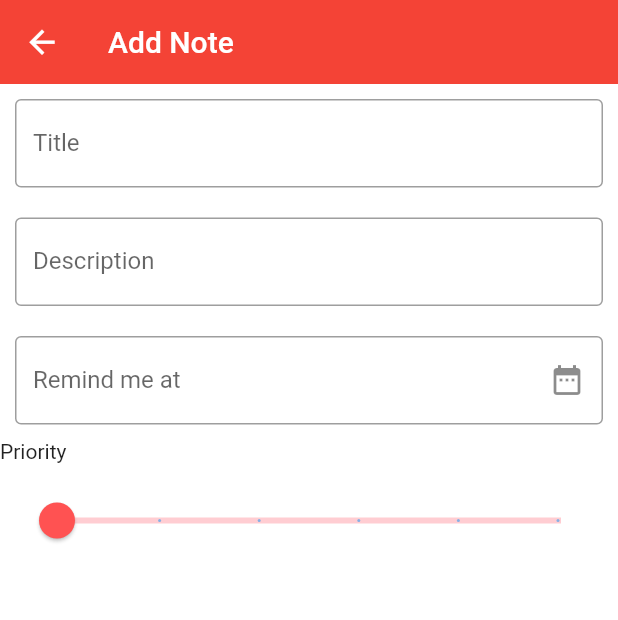
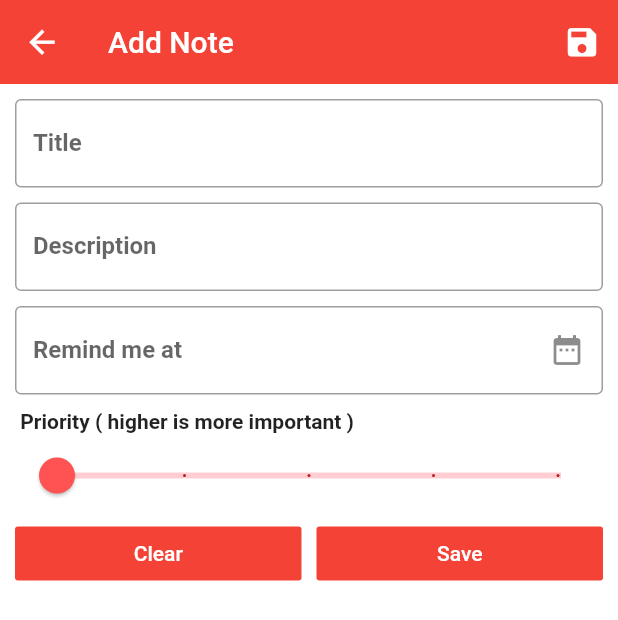
Before and after one commit to JosephJasin/todo, a Flutter app: the HomePage screen opened directly, after a tap on the "add" icon, on a phone screen of 412 x 824 dp. Shown: the top 620 px of the screen. Run offline on Flutter 3.47's test engine with Material 2 defaults, Android fonts, the phone set to English and light mode, and no system bars; our stand-ins replace sqflite; accounts and stored records are empty.

Commit message:
EditNotePage is 90% completd

```diff
--- a/lib/routes/editNotePage.dart
+++ b/lib/routes/editNotePage.dart
@@ -1,46 +1,91 @@
+import 'package:NotesAndGoals/widgets/customSlider.dart';
 import 'package:flutter/material.dart';
 
+import 'package:NotesAndGoals/tools/appDatabase.dart';
 import 'package:NotesAndGoals/tools/note.dart';
 
+///[EditNotePage] will be displayed when:
+///The [FloatingActionButton] button in [HomePage] is clicked (Add a new Note to the [AppDatabase]).
+///any [NoteWidget] is clicked (Edit a Note in the [AppDatabase]).
 class EditNotePage extends StatelessWidget {
+  ///[appBarTitle] = 'Add Note' if [Note] is [null]
+  ///otherwise = 'Edit Note'.
   final String appBarTitle;
-  double priority = 1;
-  final dateController = TextEditingController();
 
-  EditNotePage({Key key, Note note})
+  final Note _note = Note();
+
+  final TextEditingController titleController,
+      descriptionController,
+      reminderController;
+
+  ///[scaffold] key is used to display a [SnackBar] in [HomePage]
+  ///when the note is saved only.
+  final GlobalKey<ScaffoldState> scaffold;
+
+  EditNotePage({Key key, Note note, this.scaffold})
       : appBarTitle = note == null ? 'Add Note' : 'Edit Note',
+        titleController = TextEditingController(text: note?.title),
+        descriptionController = TextEditingController(text: note?.description),
+        reminderController = TextEditingController(text: note?.reminder),
         super(key: key);
+
+  Future<void> saveNote(BuildContext context) async {
+    _note
+      ..title = titleController.text
+      ..description = descriptionController.text
+      ..reminder = reminderController.text;
+
+    if (appBarTitle == 'Add Note')
+      await AppDatabase.insertRow('notes', _note.toRow());
+    else
+      await AppDatabase.updateRow('notes', _note.toRow());
+
+    Navigator.pop(context);
+
+    scaffold?.currentState?.showSnackBar(
+      SnackBar(
+        content: Text('Saved'),
+      ),
+    );
+  }
 
   @override
   Widget build(BuildContext context) {
     return Scaffold(
       appBar: AppBar(
         title: Text(appBarTitle),
+        actions: <Widget>[
+          IconButton(
+            icon: Icon(Icons.save),
+            onPressed: () => saveNote(context),
+          ),
+        ],
       ),
       body: ListView(
+        padding: EdgeInsets.all(10),
         children: <Widget>[
-          Padding(
-            padding: EdgeInsets.all(10),
-            child: const TextField(
-              decoration: InputDecoration(labelText: 'Title'),
+          TextField(
+              controller: titleController,
+              decoration: InputDecoration(labelText: 'Title')),
+          const SizedBox(height: 10),
+          TextField(
+            controller: descriptionController,
+            decoration: InputDecoration(
+              labelText: 'Description',
             ),
+            keyboardType: TextInputType.multiline,
+            maxLines: null,
           ),
-          Padding(
-            padding: EdgeInsets.all(10),
-            child: const TextField(
-              decoration: InputDecoration(labelText: 'Description'),
-            ),
-          ),
-          Padding(
-            padding: EdgeInsets.all(10),
-            child: TextField(
-              controller: dateController,
+          const SizedBox(height: 10),
+          TextField(
+            controller: reminderController,
             decoration: InputDecoration(
               labelText: 'Remind me at',
               suffixIcon: IconButton(
                 icon: Icon(Icons.date_range),
                 onPressed: () async {
-                    DateTime lastDate = DateTime.tryParse(dateController.text);
+                  DateTime lastDate =
+                      DateTime.tryParse(reminderController.text);
 
                   DateTime date = await showDatePicker(
                     context: context,
@@ -61,33 +106,45 @@ class EditNotePage extends StatelessWidget {
                   } catch (_) {}
 
                   if (date != null)
-                      dateController.text =
+                    reminderController.text =
                         '${date.year}-${date.month < 10 ? 0 : ''}${date.month}-${date.day < 10 ? 0 : ''}${date.day} ${date.hour}:${date.minute}';
                 },
               ),
             ),
           ),
+          const SizedBox(height: 10),
+
+          //[_note] is passed to [CustomSlider] to provide the value of [_note.priority].
+          Text(' Priority ( higher is more important )'),
+          CustomSlider(_note),
+
+          //Clear & Save buttons.
+          Row(
+            children: <Widget>[
+              Expanded(
+                child: FlatButton(
+                  color: Theme.of(context).primaryColor,
+                  child: Text('Clear', style: TextStyle(color: Colors.white)),
+                  onPressed: () {
+                    titleController.text = '';
+                    descriptionController.text = '';
+                    reminderController.text = '';
+                  },
                 ),
-          Text('Priority'),
-          Padding(
-              padding: EdgeInsets.all(10),
-              child: StatefulBuilder(
-                builder: (context, setState) {
-                  return Slider(
-                    min: 1,
-                    max: 5,
-                    divisions: 5,
-
-                   // label: 'Priority',
-                    value: priority,
-                    onChanged: (value) {
-                      setState(() {
-                        priority = value;
-                      });
-                    },
-                  );
-                },
-              ))
+              ),
+              const SizedBox(width: 10),
+              Expanded(
+                child: FlatButton(
+                  color: Theme.of(context).primaryColor,
+                  child: Text(
+                    'Save',
+                    style: TextStyle(color: Colors.white),
+                  ),
+                  onPressed: () => saveNote(context),
+                ),
+              ),
+            ],
+          )
         ],
       ),
     );
--- a/lib/routes/homePage.dart
+++ b/lib/routes/homePage.dart
@@ -9,11 +9,14 @@ class HomePage extends StatefulWidget {
 }
 
 class _HomePageState extends State<HomePage> {
+  final _scaffold = GlobalKey<ScaffoldState>();
+
   @override
   Widget build(BuildContext context) {
     return DefaultTabController(
       length: 2,
       child: Scaffold(
+        key: _scaffold,
         appBar: PreferredSize(
           preferredSize: Size.fromHeight(70),
           child: AppBar(
@@ -44,15 +47,18 @@ class _HomePageState extends State<HomePage> {
         floatingActionButton: OpenContainer(
           closedShape: const CircleBorder(),
           //closedColor: Colors.red,
-          closedBuilder: (context, action) => const FloatingActionButton(
-            onPressed: null,
-            child: Icon(Icons.add),
-          ),
-          openBuilder: (context, action) => EditNotePage(),
+
+          closedBuilder: (context, action) {
+            return const FloatingActionButton(
+              onPressed: null,
+              child: Icon(Icons.add),
+            );
+          },
+          openBuilder: (context, action) => EditNotePage(scaffold: _scaffold,),
           transitionType: ContainerTransitionType.fade,
           transitionDuration: const Duration(milliseconds: 500),
         ),
-        floatingActionButtonLocation: FloatingActionButtonLocation.endDocked,
+        floatingActionButtonLocation: FloatingActionButtonLocation.endFloat,
       ),
     );
   }
--- a/lib/themes.dart
+++ b/lib/themes.dart
@@ -5,6 +5,10 @@ abstract class Themes {
     primaryColor: Colors.red,
     accentColor: Colors.red,
     cursorColor: Colors.red,
+    backgroundColor: Colors.white,
+    textTheme: TextTheme(
+      bodyText2: const TextStyle(fontWeight: FontWeight.bold),
+    ),
     iconTheme: const IconThemeData(color: Colors.white, size: 25),
     scaffoldBackgroundColor: Colors.white,
     appBarTheme: AppBarTheme(elevation: 0),
@@ -24,6 +28,7 @@ abstract class Themes {
       splashColor: Colors.white,
     ),
     inputDecorationTheme: InputDecorationTheme(
+      labelStyle: TextStyle(fontWeight: FontWeight.bold),
       enabledBorder: const OutlineInputBorder(
         borderSide: const BorderSide(color: Colors.grey),
       ),
@@ -32,14 +37,18 @@ abstract class Themes {
       ),
     ),
     sliderTheme: SliderThemeData(
+      showValueIndicator: ShowValueIndicator.onlyForDiscrete,
+      valueIndicatorColor: Colors.red[700],
       activeTrackColor: Colors.red[700],
       inactiveTrackColor: Colors.red[100],
-      trackShape: RectangularSliderTrackShape(),
+      trackShape: const RectangularSliderTrackShape(),
       trackHeight: 4.0,
       thumbColor: Colors.redAccent,
-      thumbShape: RoundSliderThumbShape(enabledThumbRadius: 12.0),
+      thumbShape: const RoundSliderThumbShape(enabledThumbRadius: 12.0),
       overlayColor: Colors.red.withAlpha(32),
-      overlayShape: RoundSliderOverlayShape(overlayRadius: 28.0),
+      overlayShape: const RoundSliderOverlayShape(overlayRadius: 28.0),
+      activeTickMarkColor: Colors.red[900],
+      inactiveTickMarkColor: Colors.red[900],
     ),
   );
 }
--- a/lib/tools/note.dart
+++ b/lib/tools/note.dart
@@ -1,14 +1,14 @@
 class Note {
   int id, priority;
-  String title, description, date, reminder ,hexcolor;
+  String title, description, date, reminder;
 
-  Note(
-      {this.priority = 1,
-      this.title = '',
-      this.description = '',
-      this.date = '',
-      this.reminder = '',
-      this.hexcolor = 'ffffff'});
+  Note({
+    this.priority = 1,
+    this.title = '',
+    this.description = '',
+    this.date = '',
+    this.reminder = '',
+  });
 
   Note.fromRow(Map<String, dynamic> row) {
     id = row['id'];
@@ -17,7 +17,6 @@ class Note {
     description = row['description'];
     date = row['date'];
     reminder = row['reminder'];
-    hexcolor = row['hexcolor'];
   }
 
   Map<String, dynamic> toRow() {
@@ -27,8 +26,7 @@ class Note {
       'title': title,
       'description': description,
       'date': date,
-      'reminder': reminder,
-      'hexcolor': hexcolor
+      'reminder': reminder
     };
   }
 }
--- /dev/null
+++ b/lib/widgets/customSlider.dart
@@ -0,0 +1,39 @@
+import 'package:flutter/material.dart';
+
+import 'package:NotesAndGoals/tools/note.dart';
+
+class CustomSlider extends StatefulWidget {
+  final Note note;
+
+  CustomSlider(this.note, {Key key})
+      : assert(note != null),
+        super(key: key);
+
+  @override
+  _CustomSliderState createState() => _CustomSliderState();
+}
+
+class _CustomSliderState extends State<CustomSlider> {
+  double _value;
+
+  @override
+  void initState() {
+    super.initState();
+    _value = widget.note.priority.toDouble() ?? 1;
+  }
+
+  @override
+  Widget build(BuildContext context) {
+    return Container(
+      child: Slider(
+        min: 1,
+        max: 5,
+        divisions: 4,
+        value: _value,
+        onChanged: (value) => setState(() => _value = value),
+        onChangeEnd: (value) => widget.note.priority = value.toInt(),
+        label: '$_value',
+      ),
+    );
+  }
+}
```
Also changed, not shown: lib/main.dart (+16 -6 lines), lib/tools/appDatabase.dart (+11 -8 lines), lib/tools/goal.dart (+5 -7 lines), lib/widgets/noteWidget.dart (deleted, +0 -15 lines), pubspec.lock. Lines whose indentation alone changed are shown as unchanged.
